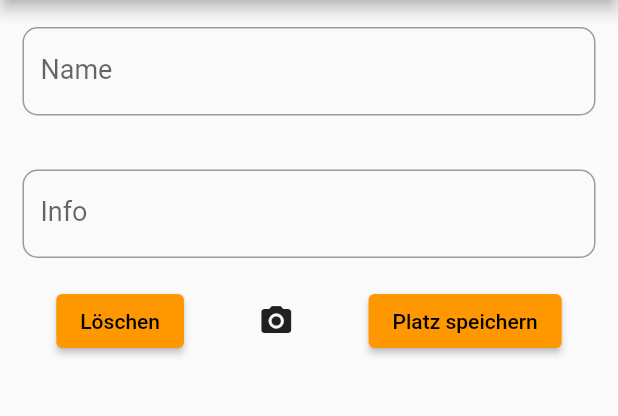
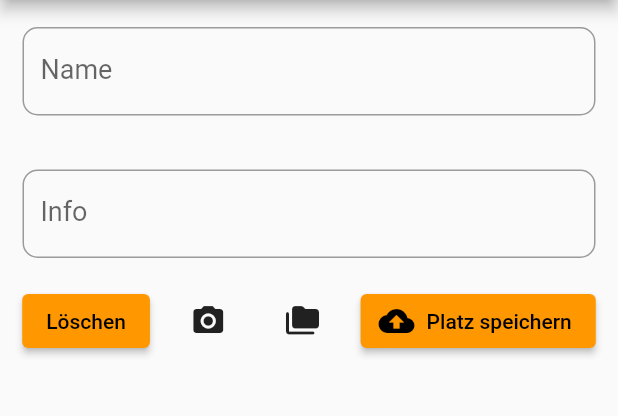
Before and after one commit to ThomasRiedl/SchwammerlAPP, a Flutter app: the AddPage screen opened directly, after a tap on the "camera alt" icon, on a phone screen of 412 x 824 dp, the part 84-500 px from its top. Run offline on Flutter 3.47's test engine with Material 2 defaults, Android fonts, the light colour scheme and no system bars; our stand-ins replace cloud_firestore, dio, firebase_auth, firebase_core, firebase_storage, geocoding and 4 more; missing offline and left inert: flutter_polyline_points; accounts and stored records are empty.

Commit message:
fixed upload with camera or gallery image and display image

```diff
--- a/lib/pages/addSchwammerl_add.dart
+++ b/lib/pages/addSchwammerl_add.dart
@@ -23,22 +23,21 @@ class _AddPageState extends State<AddPage> {
 
   GlobalKey<FormState> key = GlobalKey();
 
-
   CollectionReference _reference =
   FirebaseFirestore.instance.collection('places');
 
-  String imageUrl = '';
-
   //form key
   final _formkey = GlobalKey<FormState>();
+
   // text for textfield
   String name = '';
   String info = '';
-  // textfield
+
+  String imageUrl = '';
 
   double long = 0;
   double lat = 0;
-
+  bool isUploading = false;
   late Position position;
 
   final nameController = TextEditingController();
@@ -47,6 +46,7 @@ class _AddPageState extends State<AddPage> {
   @override
   void initState() {
     getLocation();
+
   }
 
   _clearText() {
@@ -57,11 +57,15 @@ class _AddPageState extends State<AddPage> {
   //Registering Users
   CollectionReference addSchwammerl =
       FirebaseFirestore.instance.collection('places');
-  Future<void> _registerSchwammerl() {
+  Future<void>? _registerSchwammerl() {
+    while(!isUploading)
+      {
         return addSchwammerl
             .add({'name': name, 'info': info, 'coords' : GeoPoint(lat, long), 'image' : imageUrl})
             .then((value) => print('added Schwammerl'))
             .catchError((_) => print('Something Error In registering Schwammerl'));
+      }
+      return null;
   }
 
   getLocation() async {
@@ -77,7 +81,6 @@ class _AddPageState extends State<AddPage> {
     infoController.dispose();
     super.dispose();
   }
-
 
   @override
   Widget build(BuildContext context) {
@@ -109,37 +112,75 @@ class _AddPageState extends State<AddPage> {
                   child: const Text('Löschen'),
                 ),
                 IconButton(
-                    onPressed: () async {
+                    onPressed: () async{
+                      PickedFile? pickedFile = await ImagePicker().getImage(
+                      source: ImageSource.camera,
+                      maxHeight: 1920,
+                      maxWidth: 1080,
+                      imageQuality: 50,
+                      );
+                      if (pickedFile != null) {
+                      File imageFileCamera = File(pickedFile.path);
 
-                      ImagePicker imagePicker = ImagePicker();
-
-                      XFile? file =
-                      await imagePicker.pickImage(source: ImageSource.camera);
-                      print('${file?.path}');
-                      //Import dart:core
                       String uniqueFileName =
                       DateTime.now().millisecondsSinceEpoch.toString();
 
-                      /*Step 2: Upload to Firebase storage*/
-                      //Install firebase_storage
-                      //Import the library
-
-                      //Get a reference to storage root
                       Reference referenceRoot = FirebaseStorage.instance.ref();
                       Reference referenceDirImages =
                       referenceRoot.child('images');
 
-                      //Create a reference for the image to be stored
                       Reference referenceImageToUpload =
                       referenceDirImages.child(uniqueFileName);
 
-                      await referenceImageToUpload.putFile(File(file!.path));
-                      imageUrl = await referenceImageToUpload.getDownloadURL();
-                      print(imageUrl);
+                      try {
+                        setState(() => isUploading = true);
+                        UploadTask uploadTask =  referenceImageToUpload.putFile(File(imageFileCamera!.path));
+
+                        imageUrl = await (await uploadTask).ref.getDownloadURL();
+                      } catch (error) {
+                        setState(() => isUploading = false);
+                      }
+                      setState(() => isUploading = false);
+                      }
                 },
                   icon: Icon(Icons.camera_alt)),
-                ElevatedButton(
+                IconButton(
                     onPressed: () async {
+                        PickedFile? pickedFile = await ImagePicker().getImage(
+                        source: ImageSource.gallery,
+                        maxWidth: 1800,
+                        maxHeight: 1800,
+                      );
+                      if (pickedFile != null) {
+                        File imageFileGallery = File(pickedFile.path);
+
+                        String uniqueFileName =
+                        DateTime.now().millisecondsSinceEpoch.toString();
+
+                        Reference referenceRoot = FirebaseStorage.instance.ref();
+                        Reference referenceDirImages =
+                        referenceRoot.child('images');
+
+                        Reference referenceImageToUpload =
+                        referenceDirImages.child(uniqueFileName);
+
+                        try {
+                          setState(() => isUploading = true);
+                          UploadTask uploadTask =  referenceImageToUpload.putFile(File(imageFileGallery!.path));
+
+                          imageUrl = await (await uploadTask).ref.getDownloadURL();
+
+                        } catch (error) {
+                          setState(() => isUploading = false);
+                        }
+                        setState(() => isUploading = false);
+                      }
+                      },
+                    icon: Icon(Icons.folder_copy_rounded)),
+                ElevatedButton.icon(
+
+                  onPressed: isUploading ?
+                     null :() {
                     if (_formkey.currentState!.validate()) {
                       setState(() {
                         name = nameController.text;
@@ -150,10 +191,21 @@ class _AddPageState extends State<AddPage> {
                       });
                     }
                   },
+
                   style: ButtonStyle(
                     backgroundColor: MaterialStateProperty.all(Colors.orange),
                   ),
-                  child: const Text('Platz speichern'),
+                    icon: isUploading
+                        ? Container(
+                      width: 24,
+                      height: 24,
+                      padding: const EdgeInsets.all(2.0),
+                      child: const CircularProgressIndicator(
+                        color: Colors.white,
+                        strokeWidth: 3,
+                      ),
+                    ) : const Icon(Icons.cloud_upload),
+                  label: const Text('Platz speichern'),
                 ),
               ],
             ),
```
Also changed, not shown: lib/pages/addSchwammerl_home.dart (+4 -5 lines), 1 other file. Lines whose indentation alone changed are shown as unchanged.
